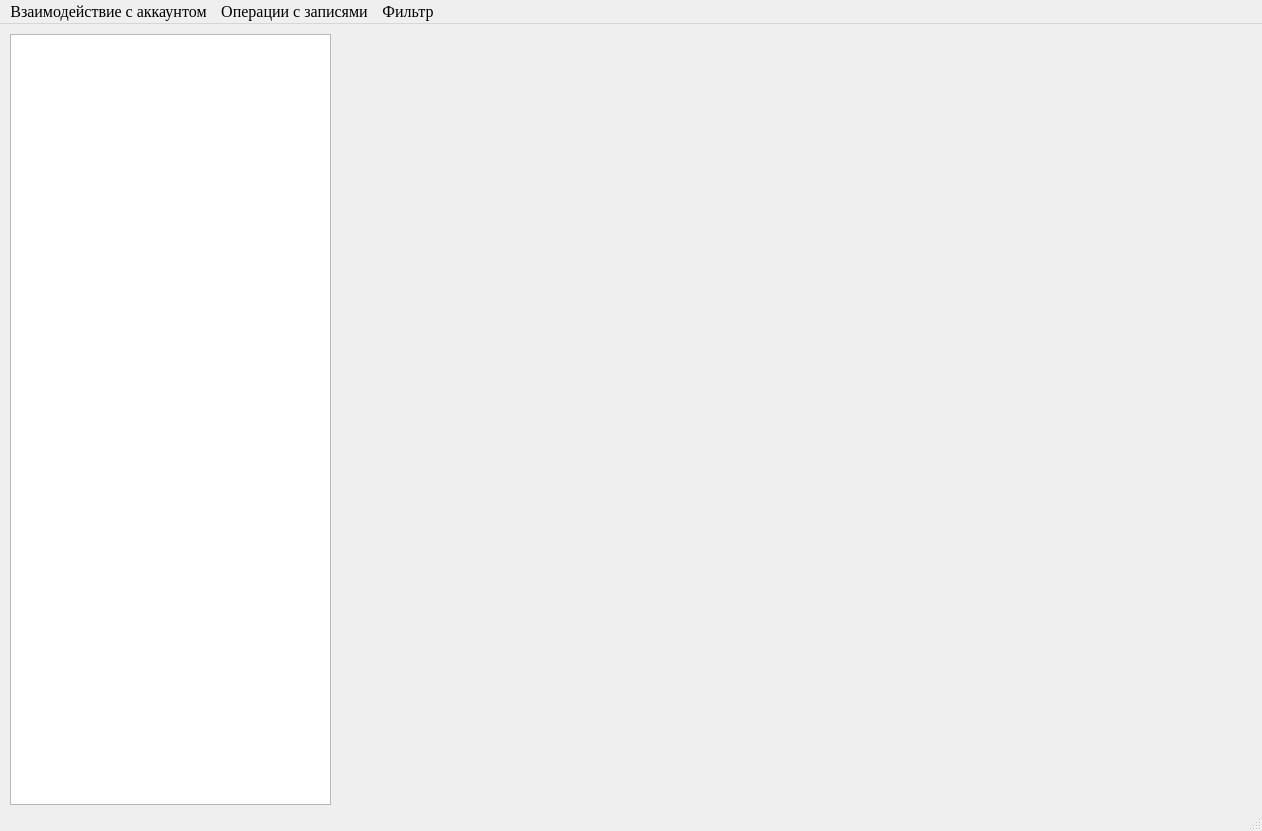
This is ui/main_window.ui in SwiftyKey/CostAccounting as Qt 5 draws it before an edit. The edited form follows.
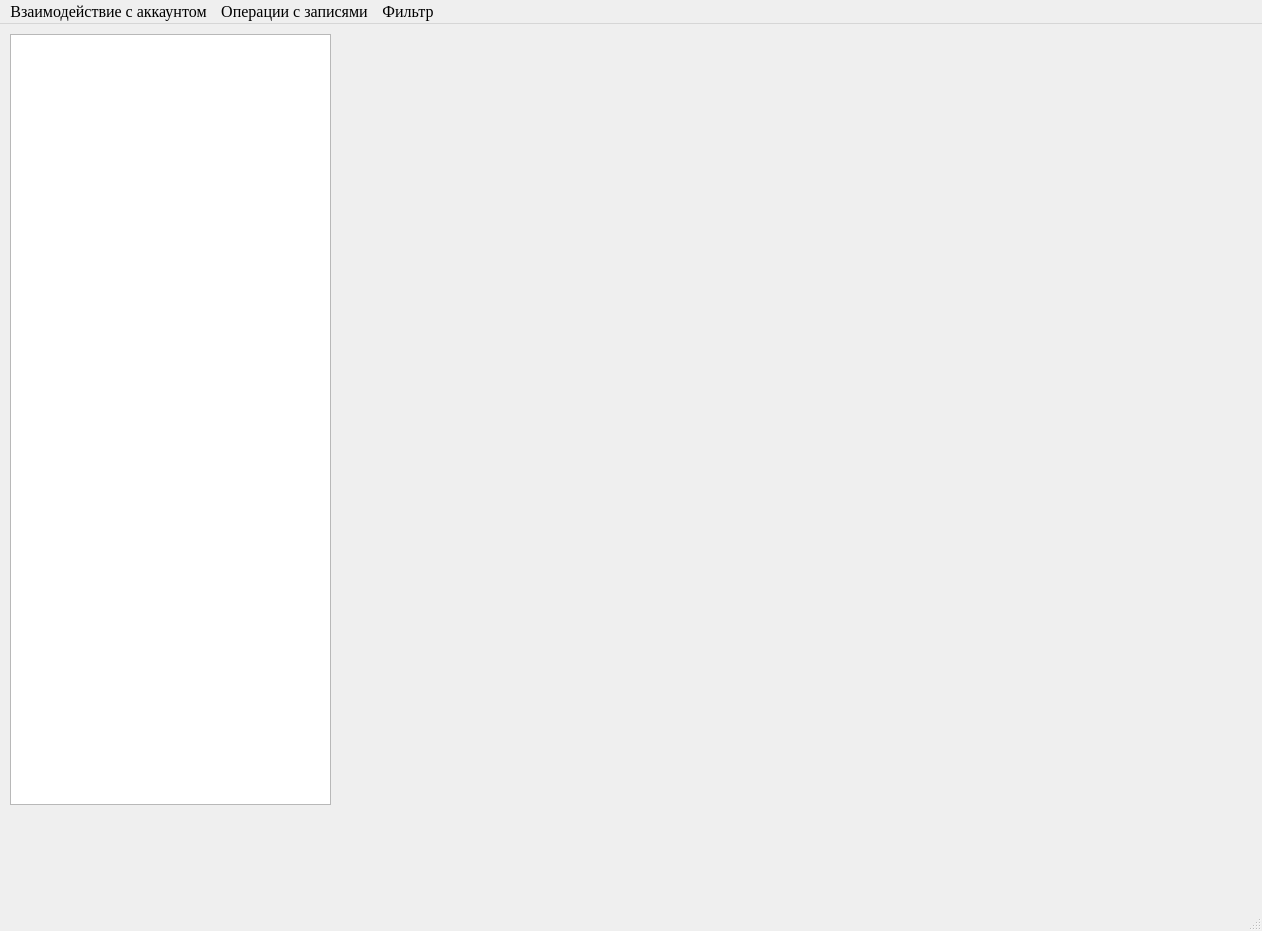
This is the edited form.

```diff
--- a/ui/main_window.ui
+++ b/ui/main_window.ui
@@ -7,7 +7,7 @@
     <x>0</x>
     <y>0</y>
     <width>1262</width>
-    <height>831</height>
+    <height>931</height>
    </rect>
   </property>
   <property name="sizePolicy">
@@ -25,7 +25,7 @@
   <property name="maximumSize">
    <size>
     <width>1262</width>
-    <height>831</height>
+    <height>931</height>
    </size>
   </property>
   <property name="font">
```
